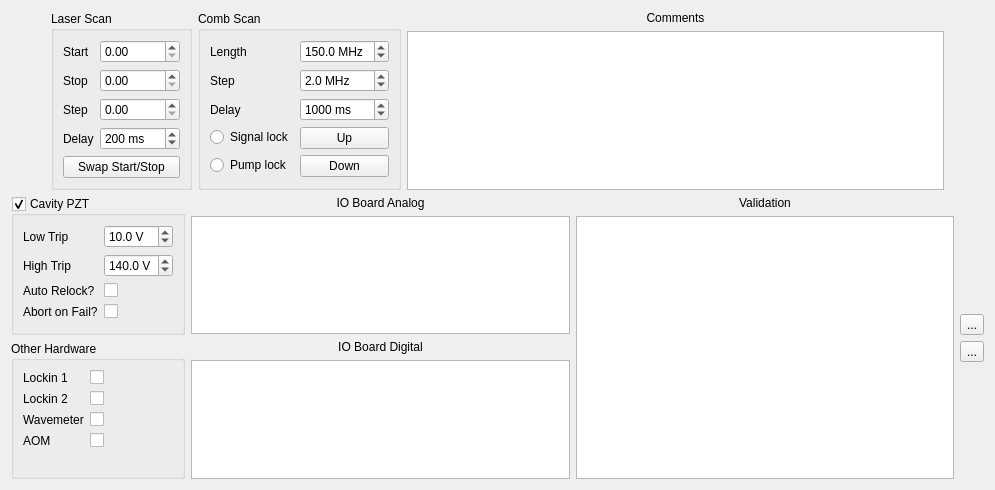
This is scanconfigwidget.ui in kncrabtree/nicerohms as Qt 5 draws it before an edit. The edited form follows.
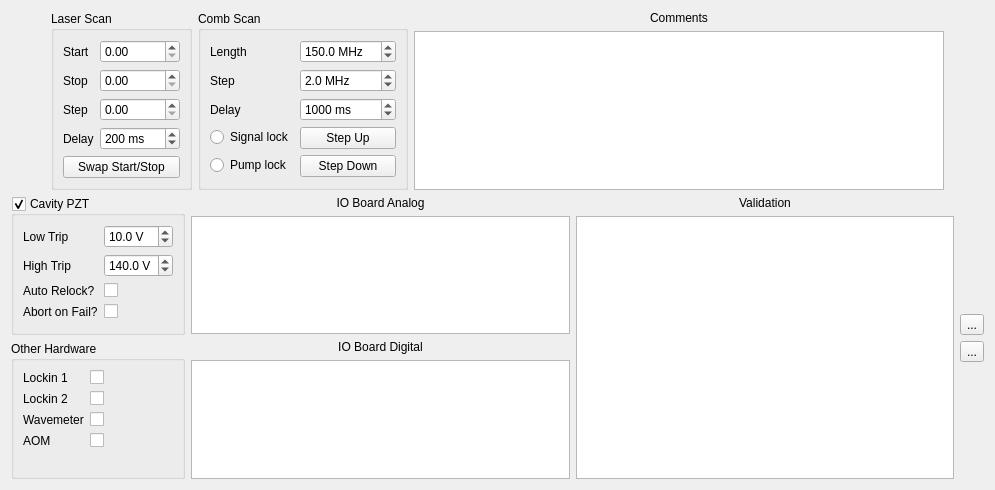
This is the edited form. Icons and pictures are not drawn.

```diff
--- a/scanconfigwidget.ui
+++ b/scanconfigwidget.ui
@@ -135,10 +135,10 @@
            <number>1</number>
           </property>
           <property name="minimum">
-           <double>-500.000000000000000</double>
+           <double>-2000.000000000000000</double>
           </property>
           <property name="maximum">
-           <double>500.000000000000000</double>
+           <double>2000.000000000000000</double>
           </property>
           <property name="singleStep">
            <double>10.000000000000000</double>
@@ -164,7 +164,7 @@
            <number>1</number>
           </property>
           <property name="minimum">
-           <double>0.100000000000000</double>
+           <double>-5.000000000000000</double>
           </property>
           <property name="maximum">
            <double>5.000000000000000</double>
@@ -220,14 +220,14 @@
         <item row="3" column="1">
          <widget class="QPushButton" name="UpPushButton">
           <property name="text">
-           <string>Up</string>
+           <string>Step Up</string>
           </property>
          </widget>
         </item>
         <item row="4" column="1">
          <widget class="QPushButton" name="DownPushButton">
           <property name="text">
-           <string>Down</string>
+           <string>Step Down</string>
           </property>
          </widget>
         </item>
```
